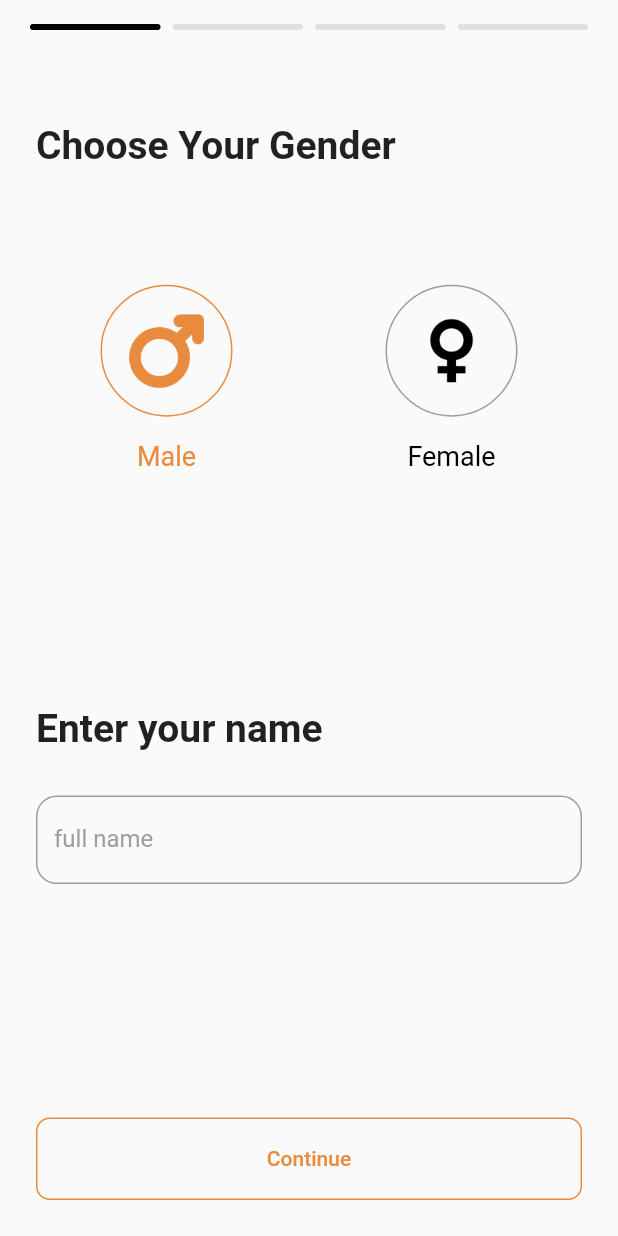
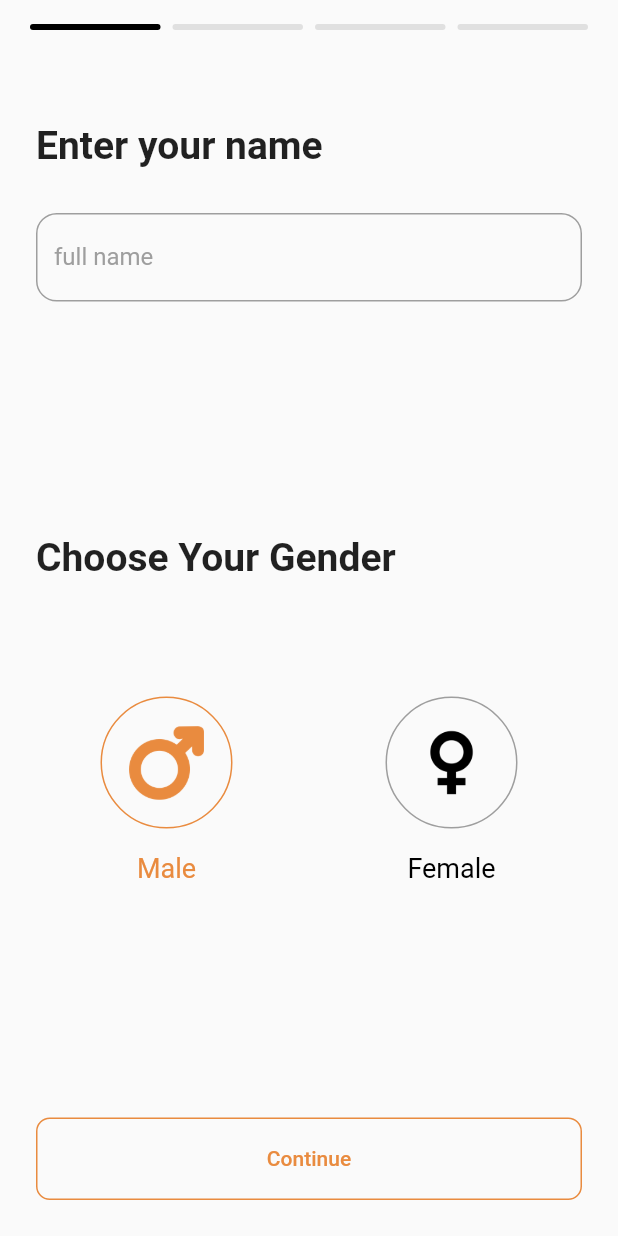
Before and after one commit to KHgamal/Eat_Wise, a Flutter app: the screen it shows after launch, on a phone screen of 412 x 824 dp. Run offline on Flutter 3.47's test engine with Material 3 defaults, Android fonts, the phone set to English and light mode, and no system bars; our stand-ins replace dio, equatable, flutter_bloc, flutter_screenutil, freezed_annotation, get_it and 5 more; accounts and stored records are empty; generated files the repository leaves out were written again.

Commit message:
add back button to step indicator

```diff
--- a/lib/features/onboarding/presentation/views/gender_view.dart
+++ b/lib/features/onboarding/presentation/views/gender_view.dart
@@ -22,7 +22,19 @@ class _GenderPageState extends State<GenderPage> {
         crossAxisAlignment: CrossAxisAlignment.start,
         children: [
           const SizedBox(height: 22,),
-          const Text(
+           const Text(
+            "Enter your name",
+            style: TextStyle(fontSize: 26, fontWeight: FontWeight.bold),
+          ),
+          const SizedBox(height: 30,),
+          TextField(
+            controller: nameController,
+            decoration: const InputDecoration(labelText: 'full name'),
+          ),
+          const Spacer(
+            flex: 2,
+          ),
+         const Text(
             "Choose Your Gender",
             style: TextStyle(fontSize: 26, fontWeight: FontWeight.bold),
           ),
@@ -49,18 +61,6 @@ class _GenderPageState extends State<GenderPage> {
           const Spacer(
             flex: 2,
           ),
-          const Text(
-            "Enter your name",
-            style: TextStyle(fontSize: 26, fontWeight: FontWeight.bold),
-          ),
-          const SizedBox(height: 30,),
-          TextField(
-            controller: nameController,
-            decoration: const InputDecoration(labelText: 'full name'),
-          ),
-          const Spacer(
-            flex: 2,
-          ),
           ContinueButton(
             onContinue: widget.onContinue,
           ),
--- a/lib/features/onboarding/presentation/views/onboarding_flow.dart
+++ b/lib/features/onboarding/presentation/views/onboarding_flow.dart
@@ -41,12 +41,27 @@ class _OnboardingFlowState extends State<OnboardingFlow> {
       body: SafeArea(
         child: Column(
           children: [
-            /// Step Indicator
-            Padding(
-              padding: const EdgeInsets.all(16.0),
-              child: StepIndicator(currentStep: currentStep),
+            Row(
+              children: [
+                currentStep > 1
+                    ? IconButton(
+                        icon: const Icon(Icons.arrow_back),
+                        onPressed: () {
+                          _controller.previousPage(
+                            duration: const Duration(milliseconds: 300),
+                            curve: Curves.easeInOut,
+                          );
+                        },
+                      )
+                    : const SizedBox(),
+                Expanded(
+                  child: Padding(
+                    padding: const EdgeInsets.all(16),
+                    child: StepIndicator(currentStep: currentStep),
+                  ),
+                ),
+              ],
             ),
-
             Expanded(
               child: PageView(
                 controller: _controller,
```
Also changed, not shown: 4 other files.
